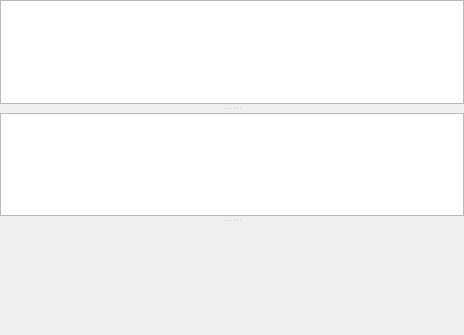
Above: rqt_moveit/resource/moveit_top.ui from ros-visualization/rqt_moveit before the change. Below: the same form after it.
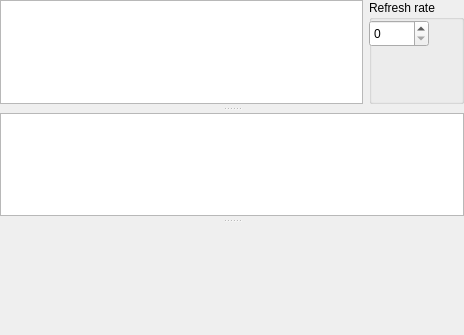
That is the form after the change. Custom widgets are drawn as their Qt base class.

Commit message: rqt_moveit) Enhancement based on Issue #15.

Diff of the .ui file:
```diff
--- a/rqt_moveit/resource/moveit_top.ui
+++ b/rqt_moveit/resource/moveit_top.ui
@@ -40,6 +40,9 @@
      <property name="handleWidth">
       <number>9</number>
      </property>
+     <widget class="QWidget" name="horizontalLayoutWidget">
+      <layout class="QHBoxLayout" name="_layout_h_view">
+       <item>
      <widget class="QTableView" name="_view_nodes">
       <property name="minimumSize">
        <size>
@@ -60,6 +63,38 @@
        <bool>false</bool>
       </attribute>
      </widget>
+       </item>
+       <item>
+        <widget class="QGroupBox" name="_groupbox_operation">
+         <property name="minimumSize">
+          <size>
+           <width>30</width>
+           <height>50</height>
+          </size>
+         </property>
+         <property name="title">
+          <string>Refresh rate</string>
+         </property>
+         <widget class="QSpinBox" name="_spinbox_refreshrate">
+          <property name="geometry">
+           <rect>
+            <x>0</x>
+            <y>20</y>
+            <width>60</width>
+            <height>27</height>
+           </rect>
+          </property>
+          <property name="sizePolicy">
+           <sizepolicy hsizetype="Minimum" vsizetype="Preferred">
+            <horstretch>0</horstretch>
+            <verstretch>0</verstretch>
+           </sizepolicy>
+          </property>
+         </widget>
+        </widget>
+       </item>
+      </layout>
+     </widget>
      <widget class="QTableView" name="_view_params">
       <property name="minimumSize">
        <size>
```
Left out of the diff: 4 changed lines with no effect on the pictures. Lines whose indentation alone changed are shown as unchanged. The commit also changes 2 other files.
